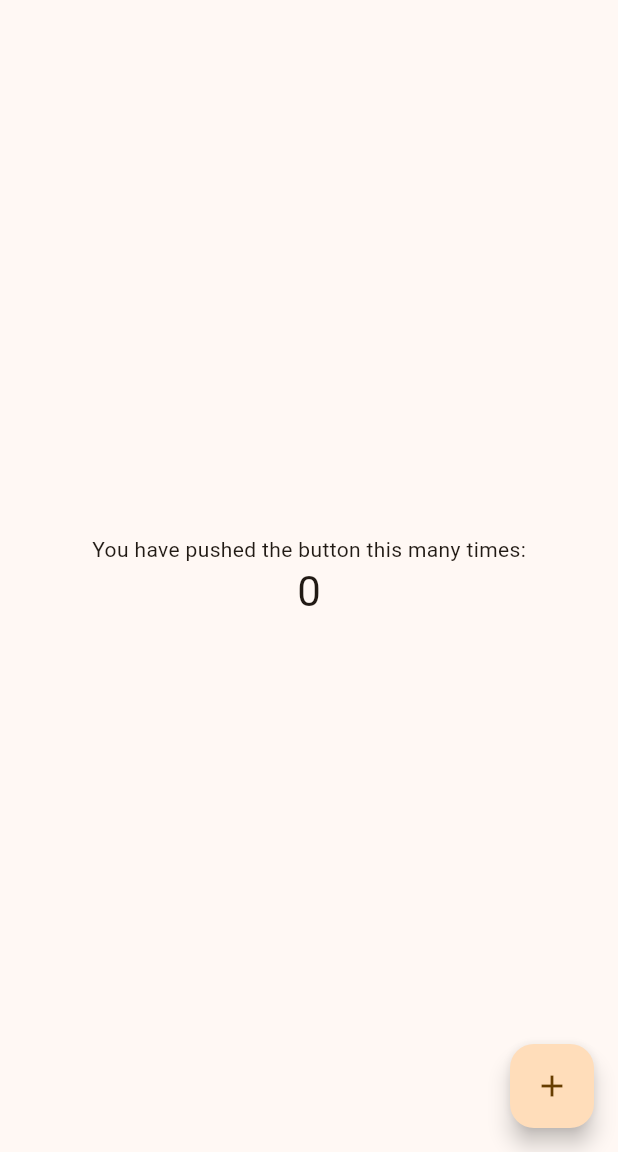
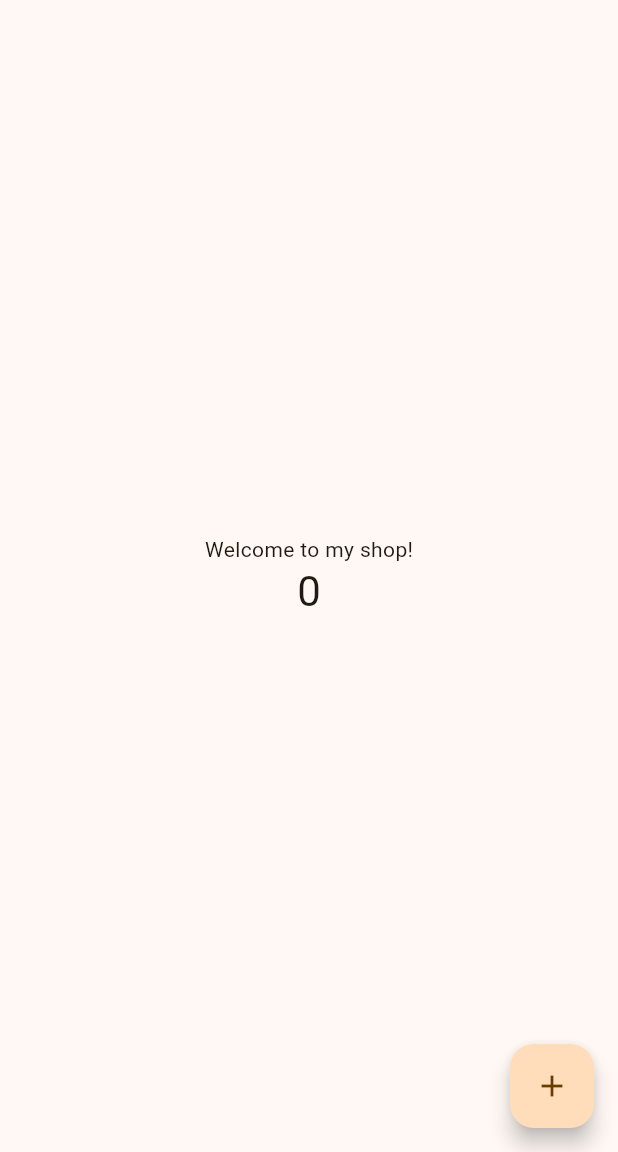
Before and after one commit to FM41/sandwich_shop, a Flutter app: the screen it shows after launch, on a phone screen of 412 x 824 dp, the part 84-1236 px from its top. Run offline on Flutter 3.47's test engine with Material 3 defaults, Android fonts, the phone set to English and light mode, and no system bars.

Commit message:
text change

```diff
--- a/lib/main.dart
+++ b/lib/main.dart
@@ -104,7 +104,7 @@ class _MyHomePageState extends State<MyHomePage> {
           // wireframe for each widget.
           mainAxisAlignment: MainAxisAlignment.center,
           children: <Widget>[
-            const Text('You have pushed the button this many times:'),
+            const Text('Welcome to my shop!'),
             Text(
               '$_counter',
               style: Theme.of(context).textTheme.headlineMedium,
```
